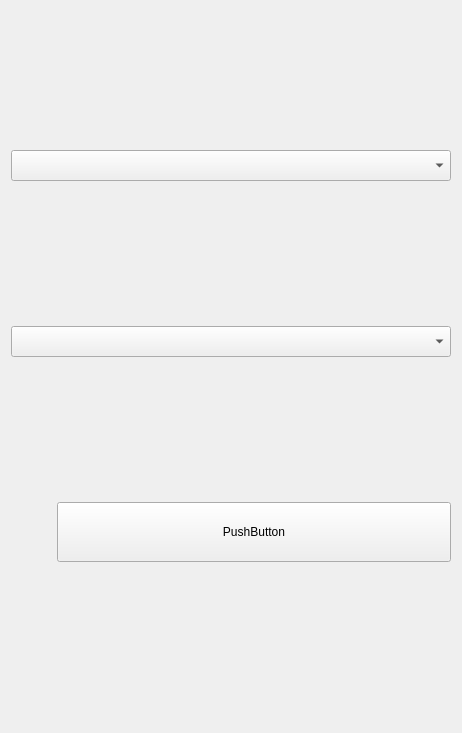
Old version of the form Cybersecurity_Lesson/deauther/deauther.ui in the repository GeekTech-mirror/qt-cybersecurity_lesson.
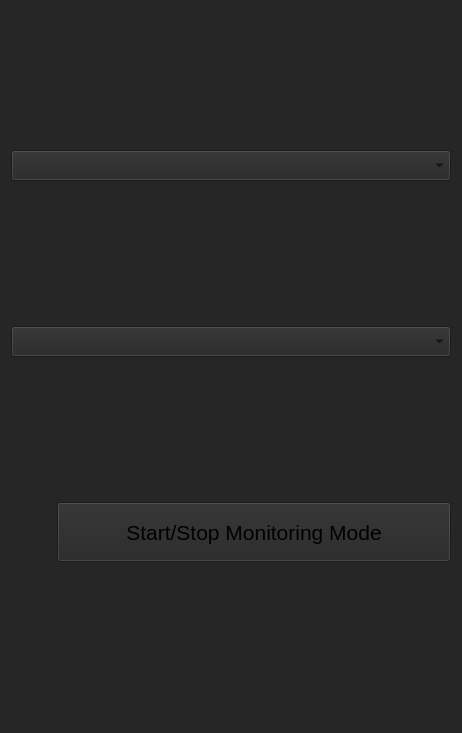
New version of the form. Icons and pictures are not drawn.

Commit message: feat: create toggle button for enabling monitor mode  - add icon to indicate when monitoring is active

```diff
--- a/Cybersecurity_Lesson/deauther/deauther.ui
+++ b/Cybersecurity_Lesson/deauther/deauther.ui
@@ -12,9 +12,93 @@
   </property>
   <property name="palette">
    <palette>
-    <active/>
-    <inactive/>
-    <disabled/>
+    <active>
+     <colorrole role="Button">
+      <brush brushstyle="SolidPattern">
+       <color alpha="255">
+        <red>30</red>
+        <green>34</green>
+        <blue>39</blue>
+       </color>
+      </brush>
+     </colorrole>
+     <colorrole role="Base">
+      <brush brushstyle="SolidPattern">
+       <color alpha="255">
+        <red>30</red>
+        <green>34</green>
+        <blue>39</blue>
+       </color>
+      </brush>
+     </colorrole>
+     <colorrole role="Window">
+      <brush brushstyle="SolidPattern">
+       <color alpha="255">
+        <red>30</red>
+        <green>34</green>
+        <blue>39</blue>
+       </color>
+      </brush>
+     </colorrole>
+    </active>
+    <inactive>
+     <colorrole role="Button">
+      <brush brushstyle="SolidPattern">
+       <color alpha="255">
+        <red>38</red>
+        <green>38</green>
+        <blue>38</blue>
+       </color>
+      </brush>
+     </colorrole>
+     <colorrole role="Base">
+      <brush brushstyle="SolidPattern">
+       <color alpha="255">
+        <red>38</red>
+        <green>39</green>
+        <blue>40</blue>
+       </color>
+      </brush>
+     </colorrole>
+     <colorrole role="Window">
+      <brush brushstyle="SolidPattern">
+       <color alpha="255">
+        <red>38</red>
+        <green>38</green>
+        <blue>38</blue>
+       </color>
+      </brush>
+     </colorrole>
+    </inactive>
+    <disabled>
+     <colorrole role="Button">
+      <brush brushstyle="SolidPattern">
+       <color alpha="255">
+        <red>30</red>
+        <green>34</green>
+        <blue>39</blue>
+       </color>
+      </brush>
+     </colorrole>
+     <colorrole role="Base">
+      <brush brushstyle="SolidPattern">
+       <color alpha="255">
+        <red>30</red>
+        <green>34</green>
+        <blue>39</blue>
+       </color>
+      </brush>
+     </colorrole>
+     <colorrole role="Window">
+      <brush brushstyle="SolidPattern">
+       <color alpha="255">
+        <red>30</red>
+        <green>34</green>
+        <blue>39</blue>
+       </color>
+      </brush>
+     </colorrole>
+    </disabled>
    </palette>
   </property>
   <property name="windowTitle">
@@ -87,8 +171,14 @@
          <height>60</height>
         </size>
        </property>
+       <property name="font">
+        <font>
+         <pointsize>16</pointsize>
+         <bold>false</bold>
+        </font>
+       </property>
        <property name="text">
-        <string>PushButton</string>
+        <string>Start/Stop Monitoring Mode</string>
        </property>
       </widget>
      </item>
```
The commit also changes 11 other files.
